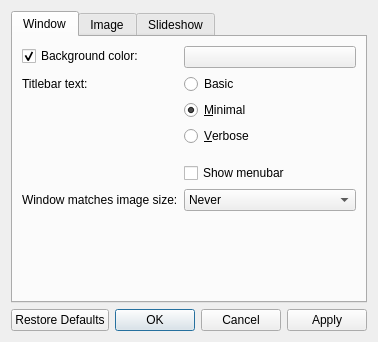
The window that src/qvoptionsdialog.ui (jurplel/qView) describes before a commit, drawn with Qt 5.
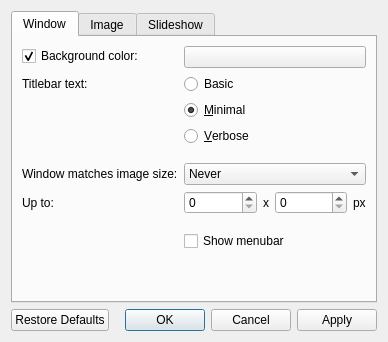
The same window after the commit.

Diff of the .ui file:
```diff
--- a/src/qvoptionsdialog.ui
+++ b/src/qvoptionsdialog.ui
@@ -9,7 +9,7 @@
    <rect>
     <x>0</x>
     <y>0</y>
-    <width>362</width>
+    <width>388</width>
     <height>342</height>
    </rect>
   </property>
@@ -108,26 +108,6 @@
          </property>
         </widget>
        </item>
-       <item row="4" column="1">
-        <spacer name="horizontalSpacer_3">
-         <property name="orientation">
-          <enum>Qt::Horizontal</enum>
-         </property>
-         <property name="sizeHint" stdset="0">
-          <size>
-           <width>40</width>
-           <height>5</height>
-          </size>
-         </property>
-        </spacer>
-       </item>
-       <item row="6" column="1">
-        <widget class="QCheckBox" name="menubarCheckbox">
-         <property name="text">
-          <string>Show menubar</string>
-         </property>
-        </widget>
-       </item>
        <item row="7" column="0">
         <widget class="QLabel" name="label_6">
          <property name="text">
@@ -154,6 +134,90 @@
          </item>
         </widget>
        </item>
+       <item row="8" column="0">
+        <widget class="QLabel" name="label_7">
+         <property name="text">
+          <string>Up to:</string>
+         </property>
+        </widget>
+       </item>
+       <item row="8" column="1">
+        <layout class="QHBoxLayout" name="horizontalLayout">
+         <item>
+          <widget class="QSpinBox" name="maxWindowResizeSpinBox0">
+           <property name="maximum">
+            <number>9999</number>
+           </property>
+          </widget>
+         </item>
+         <item>
+          <widget class="QLabel" name="label_8">
+           <property name="sizePolicy">
+            <sizepolicy hsizetype="Fixed" vsizetype="Preferred">
+             <horstretch>0</horstretch>
+             <verstretch>0</verstretch>
+            </sizepolicy>
+           </property>
+           <property name="text">
+            <string>x</string>
+           </property>
+          </widget>
+         </item>
+         <item>
+          <widget class="QSpinBox" name="maxWindowResizeSpinBox1">
+           <property name="maximum">
+            <number>9999</number>
+           </property>
+          </widget>
+         </item>
+         <item>
+          <widget class="QLabel" name="label_9">
+           <property name="sizePolicy">
+            <sizepolicy hsizetype="Fixed" vsizetype="Preferred">
+             <horstretch>0</horstretch>
+             <verstretch>0</verstretch>
+            </sizepolicy>
+           </property>
+           <property name="text">
+            <string>px</string>
+           </property>
+          </widget>
+         </item>
+        </layout>
+       </item>
+       <item row="9" column="1">
+        <spacer name="horizontalSpacer_3">
+         <property name="orientation">
+          <enum>Qt::Horizontal</enum>
+         </property>
+         <property name="sizeHint" stdset="0">
+          <size>
+           <width>40</width>
+           <height>5</height>
+          </size>
+         </property>
+        </spacer>
+       </item>
+       <item row="10" column="1">
+        <widget class="QCheckBox" name="menubarCheckbox">
+         <property name="text">
+          <string>Show menubar</string>
+         </property>
+        </widget>
+       </item>
+       <item row="6" column="1">
+        <spacer name="horizontalSpacer_4">
+         <property name="orientation">
+          <enum>Qt::Horizontal</enum>
+         </property>
+         <property name="sizeHint" stdset="0">
+          <size>
+           <width>40</width>
+           <height>5</height>
+          </size>
+         </property>
+        </spacer>
+       </item>
       </layout>
      </widget>
      <widget class="QWidget" name="image">
```
Left out of the diff: 3 changed lines with no effect on the pictures.
